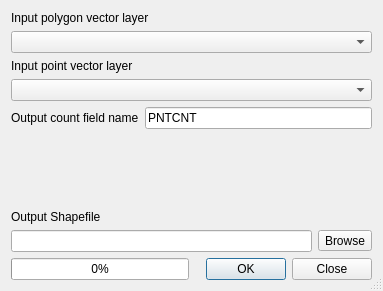
Before: the Qt Designer form python/plugins/fTools/tools/frmPointsInPolygon.ui in qgis/QGIS, drawn with Qt 5.
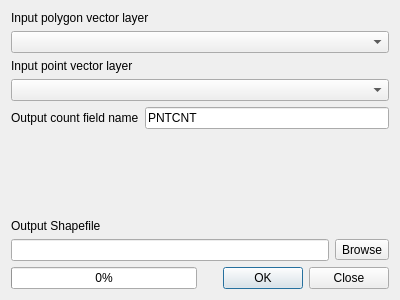
After: the same form once the commit is applied.

Commit message: run Points in Polygon in separate thread and don't block QGIS main window (addresses #5162)

```diff
--- a/python/plugins/fTools/tools/frmPointsInPolygon.ui
+++ b/python/plugins/fTools/tools/frmPointsInPolygon.ui
@@ -1,54 +1,48 @@
 <ui version="4.0" >
  <class>Dialog</class>
- <widget class="QDialog" name="Dialog" >
-  <property name="windowModality" >
-   <enum>Qt::NonModal</enum>
-  </property>
-  <property name="geometry" >
+ <widget class="QDialog" name="Dialog">
+  <property name="geometry">
    <rect>
     <x>0</x>
     <y>0</y>
-    <width>383</width>
-    <height>291</height>
+    <width>400</width>
+    <height>300</height>
    </rect>
   </property>
   <property name="windowTitle" >
    <string>Count Points In Polygons</string>
   </property>
-  <property name="sizeGripEnabled" >
-   <bool>true</bool>
-  </property>
-  <layout class="QGridLayout" name="gridLayout" >
-   <item row="0" column="0" colspan="2" >
-    <layout class="QVBoxLayout" >
+  <layout class="QGridLayout" name="gridLayout">
+   <item row="0" column="0" colspan="2">
+    <layout class="QVBoxLayout" name="verticalLayout_2">
      <item>
-      <widget class="QLabel" name="label_3" >
-       <property name="text" >
+      <widget class="QLabel" name="label_3">
+       <property name="text">
         <string>Input polygon vector layer</string>
        </property>
       </widget>
      </item>
      <item>
-      <widget class="QComboBox" name="inPolygon" />
+      <widget class="QComboBox" name="inPolygon"/>
      </item>
     </layout>
    </item>
-   <item row="1" column="0" colspan="2" >
-    <layout class="QVBoxLayout" >
+   <item row="1" column="0" colspan="2">
+    <layout class="QVBoxLayout" name="verticalLayout_3">
      <item>
-      <widget class="QLabel" name="label_4" >
-       <property name="text" >
+      <widget class="QLabel" name="label_4">
+       <property name="text">
         <string>Input point vector layer</string>
        </property>
       </widget>
      </item>
      <item>
-      <widget class="QComboBox" name="inPoint" />
+      <widget class="QComboBox" name="inPoint"/>
      </item>
     </layout>
    </item>
-   <item row="2" column="0" colspan="2" >
-    <layout class="QHBoxLayout" >
+   <item row="2" column="0" colspan="2">
+    <layout class="QHBoxLayout">
      <item>
       <widget class="QLabel" name="label_5" >
        <property name="text" >
@@ -57,8 +51,8 @@
       </widget>
      </item>
      <item>
-      <widget class="QLineEdit" name="lnField" >
-       <property name="text" >
+      <widget class="QLineEdit" name="lnField">
+       <property name="text">
         <string>PNTCNT</string>
        </property>
        <property name="maxLength" >
@@ -68,15 +62,15 @@
      </item>
     </layout>
    </item>
-   <item row="3" column="0" colspan="2" >
-    <spacer name="verticalSpacer" >
-     <property name="orientation" >
+   <item row="3" column="0">
+    <spacer name="verticalSpacer">
+     <property name="orientation">
       <enum>Qt::Vertical</enum>
      </property>
-     <property name="sizeHint" stdset="0" >
+     <property name="sizeHint" stdset="0">
       <size>
        <width>20</width>
-       <height>16</height>
+       <height>40</height>
       </size>
      </property>
     </spacer>
```
Left out of the diff: 77 changed lines with no effect on the pictures. The commit also changes 3 other files.
